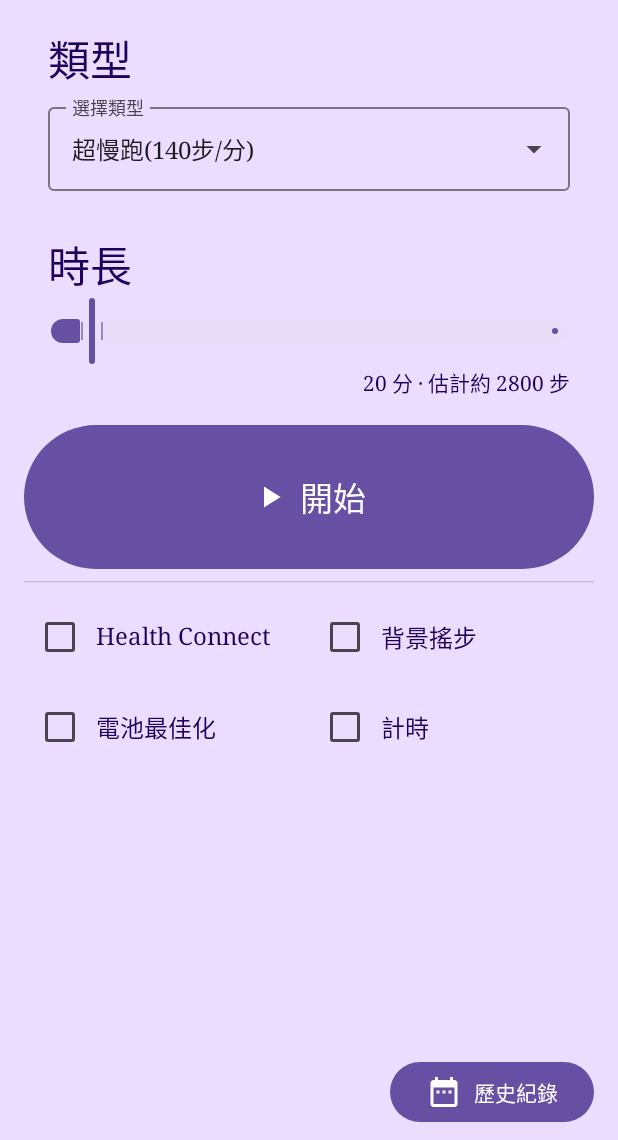
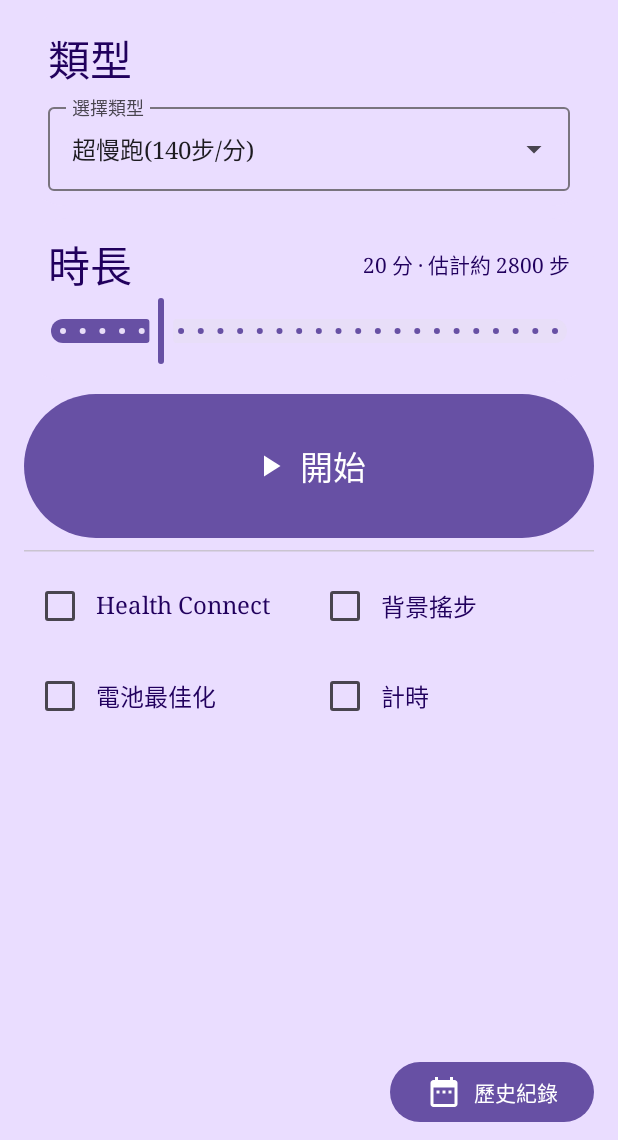
Before and after one commit to Pixson-Lin/QFit, an Android app built with Jetpack Compose: the HomeScreen screen opened through its navigation route, on a phone screen of 412 x 824 dp, the part 96-1236 px from its top. Run offline under Robolectric (Android 15) with nearby library versions, the phone set to English and light mode, and no system bars; our stand-ins replace Room's generated code; libraries missing offline, so code that uses them is left out: androidx.health.connect; 7 statements that could not run were skipped.

Commit message:
Use equal-spaced duration stops and put estimate on title row.
Map the slider by stop index so ticks are evenly spaced again, and
align the minutes/steps estimate with the 時長 heading on the right.

```diff
--- a/app/build.gradle.kts
+++ b/app/build.gradle.kts
@@ -14,8 +14,8 @@ android {
         minSdk = 31
         targetSdk = 36
         // versionCode = YYYYMMDDNN (Taipei calendar day + daily serial). See docs/Versioning.md
-        versionCode = 2026100503
-        versionName = "0.4.4-duration-stops"
+        versionCode = 2026100504
+        versionName = "0.4.5-equal-stops"
     }
 
     buildTypes {
--- a/app/src/main/java/com/pixsonlin/qfit/data/RunConfigStore.kt
+++ b/app/src/main/java/com/pixsonlin/qfit/data/RunConfigStore.kt
@@ -44,8 +44,7 @@ class RunConfigStore(context: Context) {
         val DEFAULT_INTENSITY: IntensityLevel = IntensityLevel.SUPER_SLOW_JOG
 
         /**
-         * Allowed duration stops (minutes). Visual slider is time-linear across
-         * [MIN_DURATION_MIN]..[MAX_DURATION_MIN]; thumb snaps to these values.
+         * Allowed duration stops (minutes), shown with equal visual spacing on the slider.
          *
          * 1, 3, 5, then +5 to 60, +10 to 120, +20 to 240 → 26 stops.
          */
--- a/app/src/main/java/com/pixsonlin/qfit/ui/HomeScreen.kt
+++ b/app/src/main/java/com/pixsonlin/qfit/ui/HomeScreen.kt
@@ -8,16 +8,13 @@ import androidx.compose.foundation.background
 import androidx.compose.foundation.clickable
 import androidx.compose.foundation.layout.Arrangement
 import androidx.compose.foundation.layout.Box
-import androidx.compose.foundation.layout.BoxWithConstraints
 import androidx.compose.foundation.layout.Column
 import androidx.compose.foundation.layout.ColumnScope
 import androidx.compose.foundation.layout.Row
 import androidx.compose.foundation.layout.Spacer
-import androidx.compose.foundation.layout.fillMaxHeight
 import androidx.compose.foundation.layout.fillMaxSize
 import androidx.compose.foundation.layout.fillMaxWidth
 import androidx.compose.foundation.layout.height
-import androidx.compose.foundation.layout.offset
 import androidx.compose.foundation.layout.padding
 import androidx.compose.foundation.layout.width
 import androidx.compose.foundation.rememberScrollState
@@ -29,11 +26,11 @@ import androidx.compose.material.icons.filled.Menu
 import androidx.compose.material.icons.filled.PlayArrow
 import androidx.compose.material3.Button
 import androidx.compose.material3.Checkbox
-import androidx.compose.material3.HorizontalDivider
 import androidx.compose.material3.DropdownMenuItem
 import androidx.compose.material3.ExperimentalMaterial3Api
 import androidx.compose.material3.ExposedDropdownMenuBox
 import androidx.compose.material3.ExposedDropdownMenuDefaults
+import androidx.compose.material3.HorizontalDivider
 import androidx.compose.material3.Icon
 import androidx.compose.material3.IconButton
 import androidx.compose.material3.MaterialTheme
@@ -70,6 +67,7 @@ import com.pixsonlin.qfit.domain.EnvironmentStatus
 import com.pixsonlin.qfit.domain.HealthConnectWriter
 import kotlinx.coroutines.launch
 import kotlin.math.roundToInt
+
 
 @OptIn(ExperimentalMaterial3Api::class)
 @Composable
@@ -208,19 +206,16 @@ fun HomeScreen(
             }
 
             SectionBox {
+                Row(
+                    modifier = Modifier.fillMaxWidth(),
+                    verticalAlignment = Alignment.CenterVertically,
+                ) {
                     Text(
                         text = stringResource(R.string.label_duration),
                         style = MaterialTheme.typography.headlineMedium,
                         color = MaterialTheme.colorScheme.onPrimaryContainer,
                     )
-                DurationMinutesSlider(
-                    valueMinutes = durationMinutes,
-                    onValueMinutesChange = {
-                        durationMinutes = it
-                        config.setDurationMinutes(it)
-                    },
-                    modifier = Modifier.fillMaxWidth(),
-                )
+                    Spacer(modifier = Modifier.weight(1f))
                     Text(
                         text = stringResource(
                             R.string.estimate_steps,
@@ -229,8 +224,16 @@ fun HomeScreen(
                         ),
                         style = MaterialTheme.typography.bodyMedium,
                         color = MaterialTheme.colorScheme.onPrimaryContainer,
-                    modifier = Modifier.align(Alignment.End),
                         fontSize = 14.sp,
+                    )
+                }
+                DurationMinutesSlider(
+                    valueMinutes = durationMinutes,
+                    onValueMinutesChange = {
+                        durationMinutes = it
+                        config.setDurationMinutes(it)
+                    },
+                    modifier = Modifier.fillMaxWidth(),
                 )
             }
 
@@ -371,10 +374,9 @@ private fun SectionBox(content: @Composable ColumnScope.() -> Unit) {
 }
 
 /**
- * Time-linear duration slider: track spans 1..240 minutes evenly in time;
- * tick marks only at [RunConfigStore.DURATION_STOPS], drawn on the track midline
- * (not above the slider). Thumb snaps to those stops. Time-linear spacing and
- * centered ticks are independent — no conflict.
+ * Equal-spaced duration slider over [RunConfigStore.DURATION_STOPS].
+ * Track position is by stop index (not wall-clock minutes), so each tick
+ * gap looks the same; thumb snaps to the stop list.
  */
 @Composable
 private fun DurationMinutesSlider(
@@ -382,51 +384,21 @@ private fun DurationMinutesSlider(
     onValueMinutesChange: (Int) -> Unit,
     modifier: Modifier = Modifier,
 ) {
-    val min = RunConfigStore.MIN_DURATION_MIN.toFloat()
-    val max = RunConfigStore.MAX_DURATION_MIN.toFloat()
     val stops = RunConfigStore.DURATION_STOPS
-    val tickColor = MaterialTheme.colorScheme.onPrimaryContainer.copy(alpha = 0.40f)
-    val majorTickColor = MaterialTheme.colorScheme.primary
-    // Matches Material3 Slider thumb half-width so ticks align with the track.
-    val trackInset = 10.dp
+    val lastIndex = (stops.size - 1).coerceAtLeast(0)
+    val index = stops.indexOf(valueMinutes).let { if (it >= 0) it else stops.indexOf(RunConfigStore.snapToStep(valueMinutes)) }
+        .coerceIn(0, lastIndex)
 
-    Box(modifier = modifier) {
-        BoxWithConstraints(
-            modifier = Modifier
-                .matchParentSize()
-                .padding(horizontal = trackInset),
-            contentAlignment = Alignment.Center,
-        ) {
-            val trackWidth = maxWidth
-            Box(
-                modifier = Modifier
-                    .fillMaxWidth()
-                    .height(12.dp),
-            ) {
-                stops.forEach { stop ->
-                    val fraction = (stop - min) / (max - min)
-                    val isMajor = stop == 1 || stop == 60 || stop == 120 || stop == 240
-                    Box(
-                        modifier = Modifier
-                            .align(Alignment.CenterStart)
-                            .offset(x = trackWidth * fraction - 0.5.dp)
-                            .width(if (isMajor) 2.dp else 1.dp)
-                            .fillMaxHeight()
-                            .background(if (isMajor) majorTickColor else tickColor),
+    Slider(
+        value = index.toFloat(),
+        onValueChange = { raw ->
+            val next = raw.roundToInt().coerceIn(0, lastIndex)
+            onValueMinutesChange(stops[next])
+        },
+        valueRange = 0f..lastIndex.toFloat(),
+        steps = (lastIndex - 1).coerceAtLeast(0),
+        modifier = modifier,
     )
-                }
-            }
-        }
-        Slider(
-            value = valueMinutes.toFloat().coerceIn(min, max),
-            onValueChange = { raw ->
-                onValueMinutesChange(RunConfigStore.snapToStep(raw.roundToInt()))
-            },
-            valueRange = min..max,
-            steps = 0,
-            modifier = Modifier.fillMaxWidth(),
-        )
-    }
 }
 
 @Composable
```
Also changed, not shown: 3 other files. Lines whose indentation alone changed are shown as unchanged.
